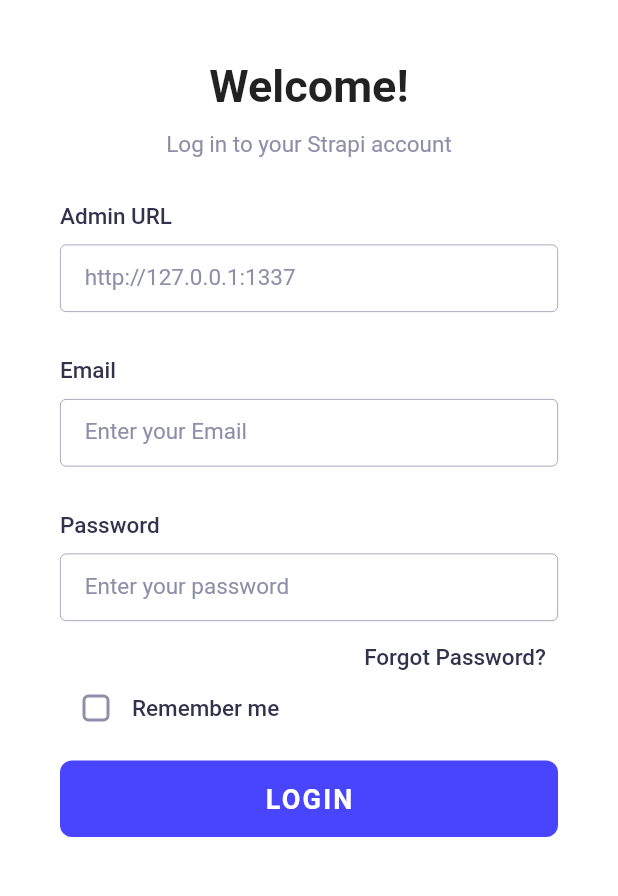
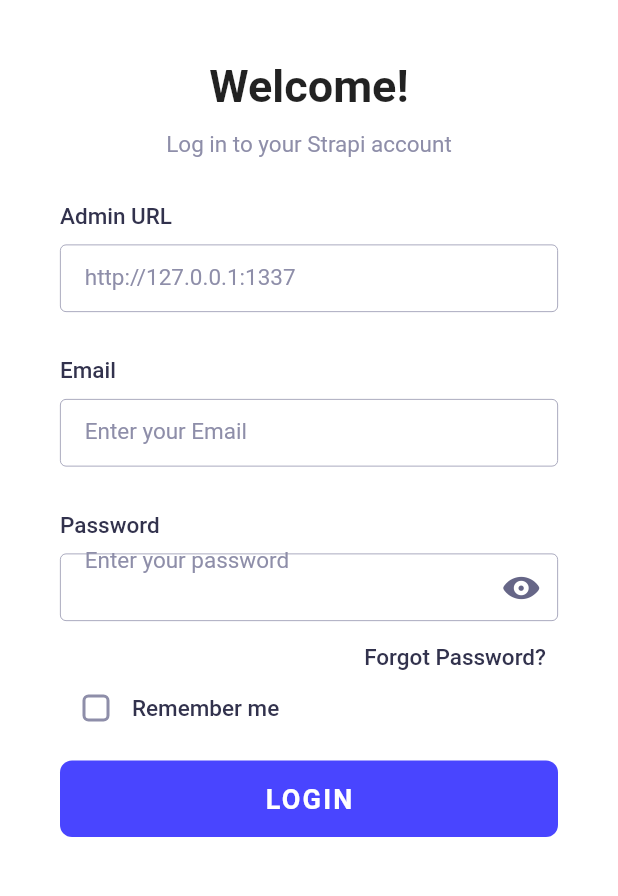
Before and after one commit to Saad-ISAA/strapi-mobile, a Flutter app: the screen it shows after launch, on a phone screen of 412 x 824 dp, the part 255-1151 px from its top. Run offline on Flutter 3.47's test engine with Material 2 defaults, Android fonts, the phone set to English and light mode, and no system bars; our stand-ins replace flutter_svg, font_awesome_flutter, shared_preferences, velocity_x, video_player; accounts and stored records are empty; Roboto replaces fonts that are missing (OpenSans).

Commit message:
add show/hide password

```diff
--- a/lib/Customwidgets/textfields.dart
+++ b/lib/Customwidgets/textfields.dart
@@ -1,3 +1,4 @@
+import 'package:flutter/cupertino.dart';
 import 'package:flutter/material.dart';
 import 'package:flutter/widgets.dart';
 import 'package:strapi_flutter_cms/shared/colors.dart';
@@ -13,14 +14,16 @@ class PrimaryTextField extends StatelessWidget {
       this.hintText = '',
       this.inputType = TextInputType.text,
       this.isObscure = false,
-      this.icon})
+      this.onSuffixPressed,
+      this.suffixIcon})
       : super(key: key);
 
   final TextEditingController controller;
   final String title;
   final String descriptionText;
   final String hintText;
-  final String icon;
+  final String suffixIcon;
+  final Function() onSuffixPressed;
   final bool isObscure;
   final TextInputType inputType;
 
@@ -53,13 +56,34 @@ class PrimaryTextField extends StatelessWidget {
               fontFamily: 'OpenSans',
             ),
             controller: controller,
-            decoration: (icon != null)
-                ? InputDecoration(
+            decoration: (suffixIcon != null)
+                ?
+                //for prefix icon
+                // ? InputDecoration(
+                //     border: InputBorder.none,
+                //     focusedBorder: OutlineInputBorder(
+                //         borderSide: BorderSide(color: primary700, width: 3)),
+                //     contentPadding: EdgeInsets.only(top: 10, bottom: 8),
+                //     prefixIcon: SvgPicture.asset(icon).px(12),
+                //     hintText: hintText,
+                //     hintStyle: hintTextStyle,
+                //   )
+                InputDecoration(
+                    suffixIcon: IconButton(
+                      padding: EdgeInsets.only(top: 0),
+                      icon: Icon(
+                        (isObscure)
+                            ? CupertinoIcons.eye_slash_fill
+                            : CupertinoIcons.eye_fill,
+                        color: Theme.of(context).hintColor,
+                      ),
+                      onPressed: onSuffixPressed,
+                    ),
                     border: InputBorder.none,
                     focusedBorder: OutlineInputBorder(
-                        borderSide: BorderSide(color: primary700, width: 3)),
-                    contentPadding: EdgeInsets.only(top: 10, bottom: 8),
-                    prefixIcon: SvgPicture.asset(icon).px(12),
+                        borderSide: BorderSide(color: primary700)),
+                    contentPadding:
+                        EdgeInsets.only(left: 16, right: 16, bottom: 32),
                     hintText: hintText,
                     hintStyle: hintTextStyle,
                   )
--- a/lib/my_app.dart
+++ b/lib/my_app.dart
@@ -12,6 +12,7 @@ class _MyAppState extends State<MyApp> {
   Widget build(BuildContext context) {
     return MaterialApp(
       theme: ThemeData(
+          hintColor: neutral600,
           colorScheme: ColorScheme(
             background: neutral100,
             onBackground: neutral800,
--- a/lib/pages/login.dart
+++ b/lib/pages/login.dart
@@ -223,6 +223,7 @@ class _LoginScreenState extends State<LoginScreen> {
     );
   }
 
+  bool _showPassword = false;
   @override
   Widget build(BuildContext context) {
     return Scaffold(
@@ -288,8 +289,14 @@ class _LoginScreenState extends State<LoginScreen> {
                           title: 'Password',
                           hintText: 'Enter your password',
                           inputType: TextInputType.visiblePassword,
-                          isObscure: true,
-                          // icon: 'assets/icons/password.svg',
+                          isObscure: _showPassword,
+                          suffixIcon: 'assets/icons/password.svg',
+                          onSuffixPressed: () {
+                            setState(() {
+                              _showPassword = !_showPassword;
+                              print(_showPassword);
+                            });
+                          },
                         ),
                         _buildForgotPasswordBtn(),
                         _buildRememberMeCheckbox(),
```
